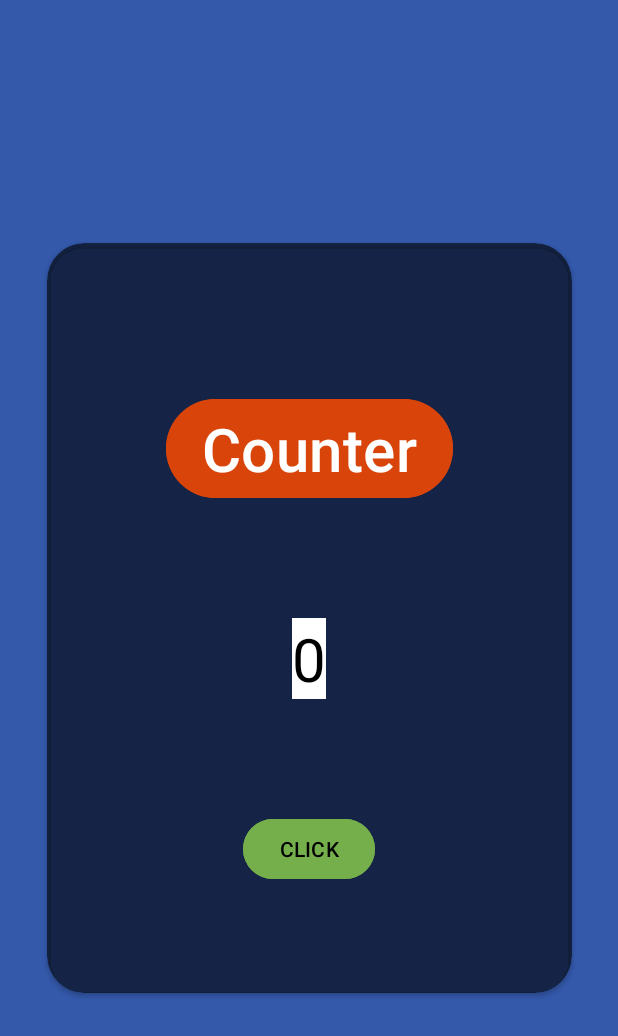
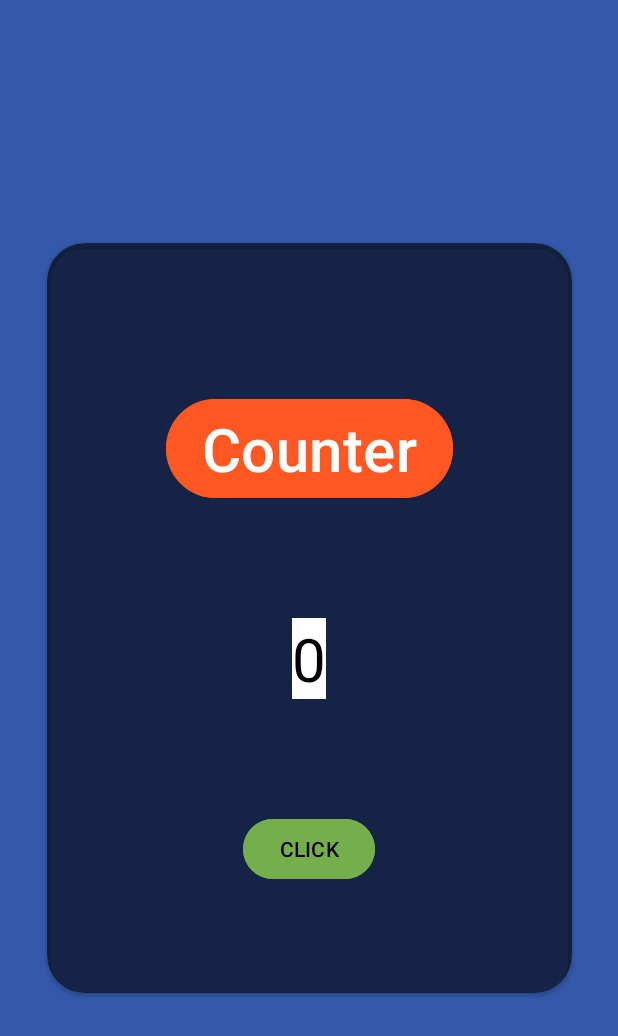
Before and after one commit to Rishi2705/counter_app, an Android app: the screen it shows after launch (MainActivity), on a phone screen of 412 x 824 dp. Shown: the top 1036 px of the screen. Run offline under Robolectric (Android 15) with nearby library versions, the phone set to English and light mode, and no system bars.

```diff
--- a/app/src/main/java/com/example/counterapp/MainActivity.kt
+++ b/app/src/main/java/com/example/counterapp/MainActivity.kt
@@ -4,6 +4,7 @@ import androidx.appcompat.app.AppCompatActivity
 import android.os.Bundle
 import android.widget.Button
 import android.widget.TextView
+import android.widget.Toast
 
 class MainActivity : AppCompatActivity() {
 
@@ -24,8 +25,12 @@ class MainActivity : AppCompatActivity() {
             count++
             if (count==16){
                 count=0
+                Toast.makeText(this@MainActivity, "Reached maximum value", Toast.LENGTH_SHORT).show()
+           }else{
+                Toast.makeText(this@MainActivity, "Value increased by one", Toast.LENGTH_SHORT).show()
             }
             counter.text=count.toString()
+
         }
     }
 }
--- a/app/src/main/res/layout/activity_main.xml
+++ b/app/src/main/res/layout/activity_main.xml
@@ -7,7 +7,6 @@
     tools:context=".MainActivity"
     android:background="#CB003296"
     >
-
     <androidx.cardview.widget.CardView
         android:layout_width="350dp"
         android:layout_height="500dp"
@@ -31,11 +30,12 @@
                 android:layout_gravity="center"
                 android:layout_height="wrap_content"
                 android:text="Counter"
+                android:backgroundTint="#FF5722"
                 android:layout_marginTop="100dp"
                 android:textSize="40sp"
                 android:textColor="@color/white"
                 android:textAlignment="center"
-                android:backgroundTint="#D84409"/>
+                />
 
             <TextView
                 android:id="@+id/counter"
@@ -43,7 +43,7 @@
                 android:layout_height="wrap_content"
                 android:layout_marginTop="76dp"
                 android:text="0"
-                android:textSize="40dp"
+                android:textSize="40sp"
                 android:background="@color/white"
                 android:layout_gravity="center"
                 android:textColor="@color/black"
@@ -61,5 +61,4 @@
                  />
         </LinearLayout>
     </androidx.cardview.widget.CardView>
-
 </androidx.constraintlayout.widget.ConstraintLayout>
--- a/build.gradle.kts
+++ b/build.gradle.kts
@@ -1,5 +1,5 @@
 // Top-level build file where you can add configuration options common to all sub-projects/modules.
 plugins {
-    id("com.android.application") version "8.2.1" apply false
+    id("com.android.application") version "8.3.2" apply false
     id("org.jetbrains.kotlin.android") version "1.9.22" apply false
 }
```
Also changed, not shown: app/src/main/res/drawable/gradient.xml (added, +23 -0 lines), gradle/wrapper/gradle-wrapper.properties.
